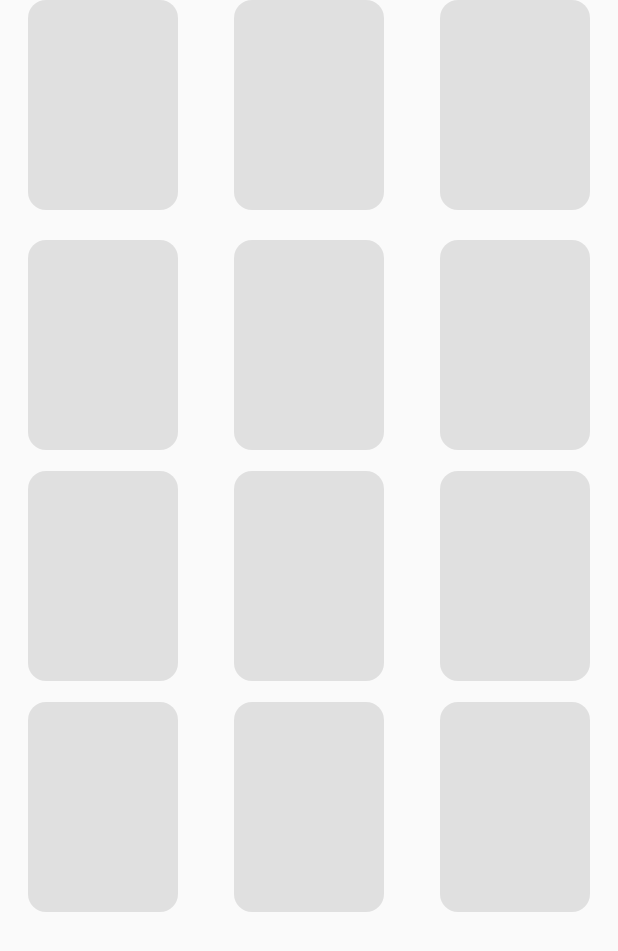
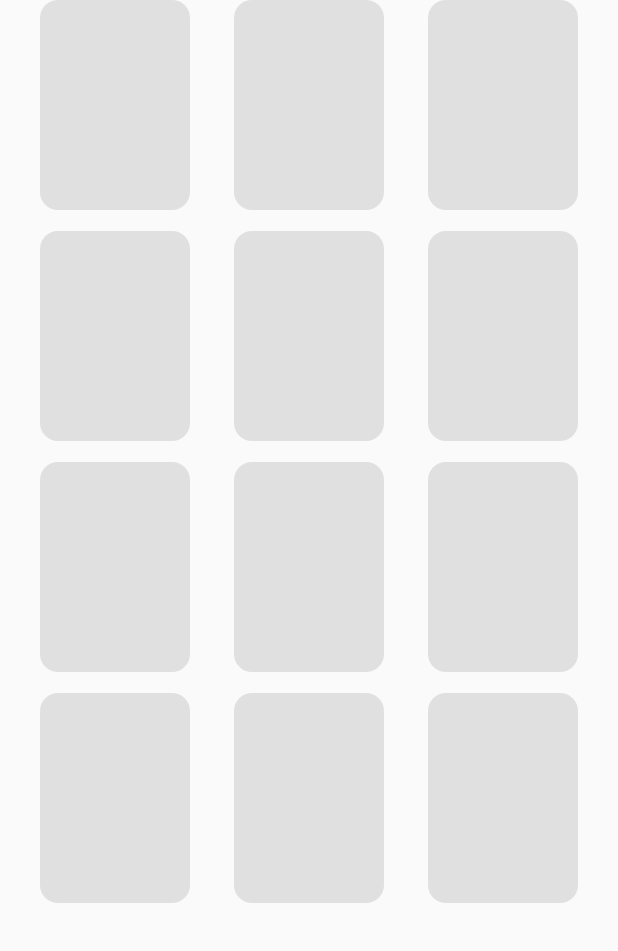
Before and after one commit to faridhql/Manfa-Apps, a Flutter app: the Basic screen opened directly, on a phone screen of 412 x 824 dp. Shown: the top 951 px of the screen. Run offline on Flutter 3.47's test engine with Material 2 defaults, Android fonts, the phone set to English and light mode, and no system bars; our stand-ins replace image_picker.

Commit message:
menambahkan tema basic

```diff
--- a/berbagilink/lib/tema/tab/tab_basic.dart
+++ b/berbagilink/lib/tema/tab/tab_basic.dart
@@ -9,6 +9,8 @@ class Basic extends StatelessWidget {
   Widget build(BuildContext context) {
     return Scaffold(
       body: SingleChildScrollView(
+        child: Container(
+          margin: EdgeInsets.symmetric(horizontal: 12),
           child: Column(
             children: [
               Row(
@@ -39,7 +41,7 @@ class Basic extends StatelessWidget {
                 ],
               ),
               SizedBox(
-              height: 20,
+                height: 14,
               ),
               Row(
                 mainAxisAlignment: MainAxisAlignment.spaceAround,
@@ -131,6 +133,7 @@ class Basic extends StatelessWidget {
             ],
           ),
         ),
+      ),
     );
   }
 }
```
Lines whose indentation alone changed are shown as unchanged.
